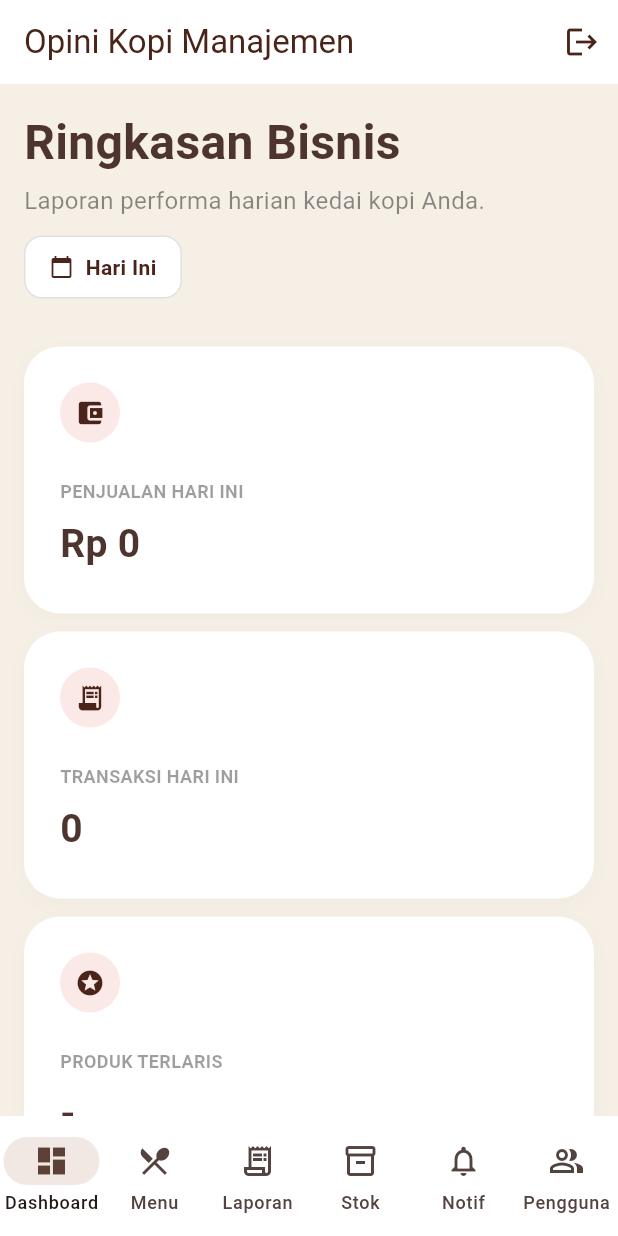
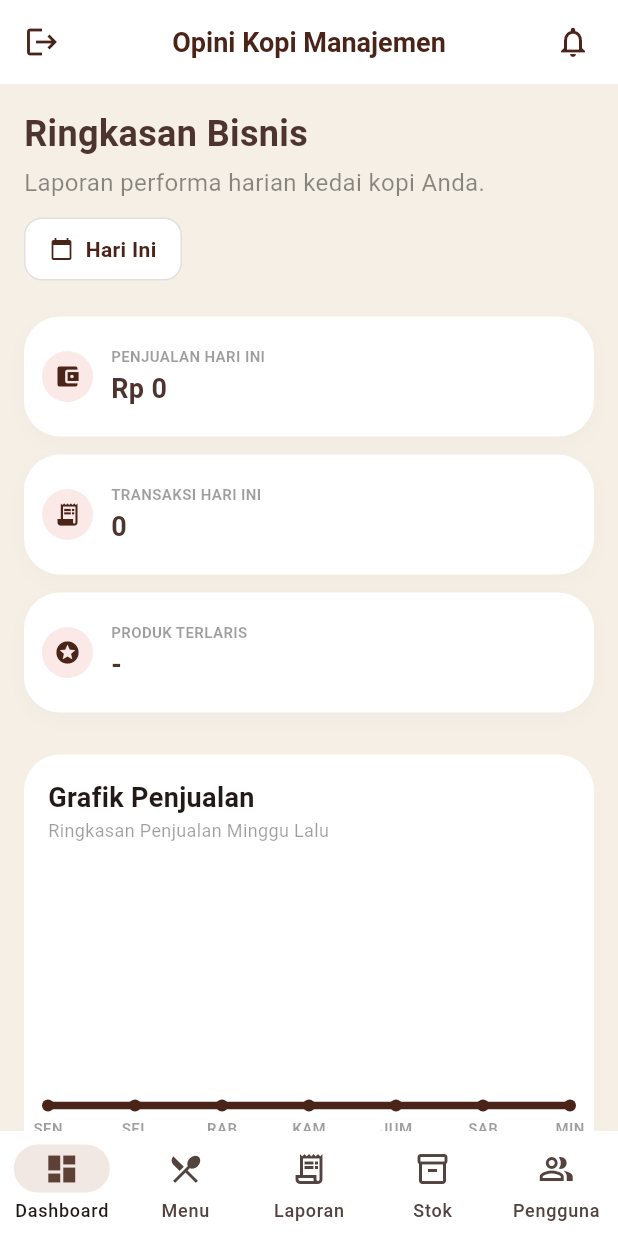
Before and after one commit to PA-opinicteam/Opini-Kopi, a Flutter app: the DashboardPage screen opened directly, on a phone screen of 412 x 824 dp. Run offline on Flutter 3.47's test engine with Material 3 defaults, Android fonts, the phone set to English and light mode, and no system bars; drawn by our look-alikes of fl_chart; our stand-ins replace fancy_shimmer_image, flutter_dotenv, flutter_local_notifications, image_picker, pdf, permission_handler and 4 more; missing offline and left inert: ambient_light, esc_pos_utils_plus, excel; accounts and stored records are empty.

Commit message:
fix owner dashboard

```diff
--- a/lib/pages/owner/dashboard_page.dart
+++ b/lib/pages/owner/dashboard_page.dart
@@ -1,5 +1,6 @@
 import 'package:flutter/material.dart';
 import 'package:fl_chart/fl_chart.dart';
+import 'package:opini_kopi/constants/app_sizes.dart';
 import 'package:opini_kopi/constants/app_colors.dart';
 import 'package:opini_kopi/services/dashboard_service.dart';
 import 'package:opini_kopi/utils/currency_formatter.dart';
@@ -11,12 +12,14 @@ import 'package:opini_kopi/pages/owner/menu_page.dart';
 import 'package:opini_kopi/pages/owner/stock_page.dart';
 import 'package:opini_kopi/pages/owner/users_page.dart';
 import 'package:opini_kopi/pages/owner/report_page.dart';
+import 'package:opini_kopi/providers/auth_provider.dart';
+import 'package:opini_kopi/providers/notification_provider.dart';
 import 'package:opini_kopi/pages/owner/notification_page.dart';
-import 'package:opini_kopi/providers/auth_provider.dart';
 import 'package:provider/provider.dart';
 
 class DashboardPage extends StatefulWidget {
   const DashboardPage({super.key});
+
   @override
   State<DashboardPage> createState() => _DashboardPageState();
 }
@@ -42,8 +45,6 @@ class _DashboardPageState extends State<DashboardPage> {
       case 3:
         return const StockPage();
       case 4:
-        return const NotificationPage();
-      case 5:
         return const UsersPage();
       default:
         return const _DashboardContent();
@@ -58,11 +59,10 @@ class _DashboardPageState extends State<DashboardPage> {
       backgroundColor: AppColors.background,
       appBar: isMobile
           ? AppBar(
-              title: Text(_mobileTitle),
+              centerTitle: true,
               backgroundColor: AppColors.surface,
               foregroundColor: AppColors.primary,
-              actions: [
-                IconButton(
+              leading: IconButton(
                 onPressed: () async {
                   await context.read<AuthProvider>().logout();
                   if (!context.mounted) return;
@@ -73,6 +73,61 @@ class _DashboardPageState extends State<DashboardPage> {
                 },
                 icon: const Icon(Icons.logout),
               ),
+              title: Text(
+                _mobileTitle,
+                textAlign: TextAlign.center,
+                style: const TextStyle(
+                  fontSize: 18,
+                  fontWeight: FontWeight.bold,
+                ),
+              ),
+              actions: [
+                Stack(
+                  clipBehavior: Clip.none,
+                  children: [
+                    IconButton(
+                      onPressed: () {
+                         Navigator.push(
+                          context,
+                          MaterialPageRoute(
+                            builder: (_) => const NotificationPage(),
+                          ),
+                        );
+                      },
+                      icon: const Icon(Icons.notifications_none),
+                    ),
+                    Consumer<NotificationProvider>(
+                      builder: (context, provider, _) {
+                        if (provider.unreadCount == 0) {
+                          return const SizedBox.shrink();
+                        }
+                        return Positioned(
+                          right: 6,
+                          top: 6,
+                          child: Container(
+                            padding: const EdgeInsets.symmetric(
+                              horizontal: 6,
+                              vertical: 2,
+                            ),
+                            decoration: BoxDecoration(
+                              color: Colors.red,
+                              borderRadius: BorderRadius.circular(10),
+                            ),
+                            child: Text(
+                              provider.unreadCount.toString(),
+                              style: const TextStyle(
+                                color: Colors.white,
+                                fontSize: 8,
+                                fontWeight: FontWeight.bold,
+                              ),
+                            ),
+                          ),
+                        );
+                      },
+                    ),
+                  ],
+                ),
+                const SizedBox(width: 6),
               ],
             )
           : null,
@@ -140,12 +195,18 @@ class _DashboardContent extends StatelessWidget {
           );
         }
 
+        if (snapshot.hasError) {
+          return Center(child: Text('Terjadi kesalahan: ${snapshot.error}'));
+        }
+
+        if (!snapshot.hasData || snapshot.data == null) {
+          return const Center(child: Text('Data tidak tersedia'));
+        }
+
         final data = snapshot.data!;
 
         final isMobile = ResponsiveHelper.isMobile(context);
-        final pagePadding = isMobile
-            ? 16.0
-            : ResponsiveHelper.pagePadding(context);
+        final pagePadding = isMobile ? 16.0 : ResponsiveHelper.pagePadding(context);
 
         return SingleChildScrollView(
           padding: EdgeInsets.all(pagePadding),
@@ -153,27 +214,25 @@ class _DashboardContent extends StatelessWidget {
             crossAxisAlignment: CrossAxisAlignment.start,
             children: [
               const _Header(),
-              const SizedBox(height: 32),
-
+              SizedBox(height: isMobile ? 24 : 32),
               _SummarySection(
                 sales: data['sales'],
                 orders: data['orders'],
                 product: data['product'],
               ),
-
-              const SizedBox(height: 24),
+              SizedBox(height: isMobile ? 16 : 24),
               SizedBox(
                 height: isMobile ? null : 360,
                 child: isMobile
                     ? Column(
                         children: [
                           SizedBox(
-                            height: 320,
+                            height: 280,
                             child: _ChartCard(weeklySales: data['weeklySales']),
                           ),
-                          const SizedBox(height: 16),
+                          const SizedBox(height: 12),
                           SizedBox(
-                            height: 360,
+                            height: 300,
                             child: PeakHourCard(
                               peakHour: data['peakHour'],
                               data: data['distData'],
@@ -211,13 +270,15 @@ class _Header extends StatelessWidget {
 
   @override
   Widget build(BuildContext context) {
-    final title = const Column(
+    final isMobile = ResponsiveHelper.isMobile(context);
+
+    final title = Column(
       crossAxisAlignment: CrossAxisAlignment.start,
       children: [
         Text(
           "Ringkasan Bisnis",
           style: TextStyle(
-            fontSize: 32,
+            fontSize: isMobile ? AppSizes.title : 32,
             fontWeight: FontWeight.bold,
             color: Color(0xFF4E342E),
           ),
@@ -229,6 +290,7 @@ class _Header extends StatelessWidget {
         ),
       ],
     );
+
     final todayChip = Container(
       padding: const EdgeInsets.symmetric(horizontal: 16, vertical: 10),
       decoration: BoxDecoration(
@@ -339,10 +401,16 @@ class _StatCard extends StatelessWidget {
 
   @override
   Widget build(BuildContext context) {
+    final isMobile = ResponsiveHelper.isMobile(context);
+
     return Container(
       width: double.infinity,
-      constraints: const BoxConstraints(minHeight: 178),
-      padding: const EdgeInsets.all(24),
+      constraints: isMobile
+          ? const BoxConstraints(minHeight: 80)
+          : const BoxConstraints(minHeight: 178),
+      padding: isMobile
+          ? const EdgeInsets.all(12)
+          : const EdgeInsets.all(24),
       decoration: BoxDecoration(
         color: Colors.white,
         borderRadius: BorderRadius.circular(24),
@@ -354,7 +422,47 @@ class _StatCard extends StatelessWidget {
           ),
         ],
       ),
+      child: isMobile
+          ? Row(
+              children: [
+                Container(
+                  padding: const EdgeInsets.all(8),
+                  decoration: BoxDecoration(color: bg, shape: BoxShape.circle),
+                  child: Icon(
+                    icon,
+                    color: const Color(0xFF4A2419),
+                    size: 18,
+                  ),
+                ),
+                const SizedBox(width: 12),
+                Expanded(
                   child: Column(
+                    crossAxisAlignment: CrossAxisAlignment.start,
+                    mainAxisSize: MainAxisSize.min,
+                    children: [
+                      Text(
+                        title,
+                        style: const TextStyle(
+                          fontSize: 10,
+                          fontWeight: FontWeight.bold,
+                          color: Colors.black38,
+                        ),
+                      ),
+                      const SizedBox(height: 2),
+                      Text(
+                        value,
+                        style: const TextStyle(
+                          fontSize: 18,
+                          fontWeight: FontWeight.bold,
+                          color: Color(0xFF4E342E),
+                        ),
+                      ),
+                    ],
+                  ),
+                ),
+              ],
+            )
+          : Column(
               crossAxisAlignment: CrossAxisAlignment.start,
               children: [
                 Container(
@@ -394,7 +502,9 @@ class _ChartCard extends StatelessWidget {
   @override
   Widget build(BuildContext context) {
     return Container(
-      padding: const EdgeInsets.all(24),
+      padding: ResponsiveHelper.isMobile(context)
+          ? const EdgeInsets.all(16)
+          : const EdgeInsets.all(24),
       decoration: BoxDecoration(
         color: Colors.white,
         borderRadius: BorderRadius.circular(24),
@@ -402,15 +512,19 @@ class _ChartCard extends StatelessWidget {
       child: Column(
         crossAxisAlignment: CrossAxisAlignment.start,
         children: [
-          const Text(
+          Text(
             "Grafik Penjualan",
-            style: TextStyle(fontSize: 22, fontWeight: FontWeight.bold),
+            style: TextStyle(
+                fontSize: ResponsiveHelper.isMobile(context) ? 18 : 22,
+                fontWeight: FontWeight.bold),
           ),
-          const Text(
+          Text(
             "Ringkasan Penjualan Minggu Lalu",
-            style: TextStyle(color: Colors.black38, fontSize: 14),
+            style: TextStyle(
+                color: Colors.black38,
+                fontSize: ResponsiveHelper.isMobile(context) ? 12 : 14),
           ),
-          const SizedBox(height: 24),
+          SizedBox(height: ResponsiveHelper.isMobile(context) ? 16 : 24),
           Expanded(
             child: LineChart(
               LineChartData(
@@ -451,13 +565,13 @@ class _ChartCard extends StatelessWidget {
                       reservedSize: 30,
                       getTitlesWidget: (value, meta) {
                         const days = [
-                          'SENIN',
-                          'SELASA',
-                          'RABU',
-                          'KAMIS',
-                          'JUMAT',
-                          'SABTU',
-                          'MINGGU',
+                          'SEN',
+                          'SEL',
+                          'RAB',
+                          'KAM',
+                          'JUM',
+                          'SAB',
+                          'MIN',
                         ];
                         if (value >= 0 && value < 7) {
                           return Padding(
--- a/lib/services/export_service.dart
+++ b/lib/services/export_service.dart
@@ -255,7 +255,7 @@ class ExportService {
       case 'g':
       case 'gr':
       case 'gram':
-        return 500;
+        return 1000;
       case 'kg':
       case 'kilogram':
         return 1;
@@ -264,7 +264,7 @@ class ExportService {
       case 'l':
       case 'lt':
       case 'liter':
-        return 2;
+        return 1;
       case 'pcs':
       case 'pc':
       case 'piece':
```
Also changed, not shown: lib/widgets/owner/peak_hour_card.dart (+10 -10 lines), lib/widgets/owner/sidebar_widget.dart (+52 -51 lines). Lines whose indentation alone changed are shown as unchanged.
